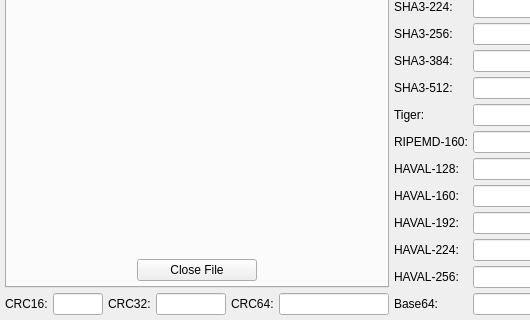
This is ui/mainwindow.ui in rikyoz/MrHash as Qt 5 draws it before an edit; both pictures show x 0 to 530 and y 217 to 537 of the 894 by 537 pixel window. The edited form follows.
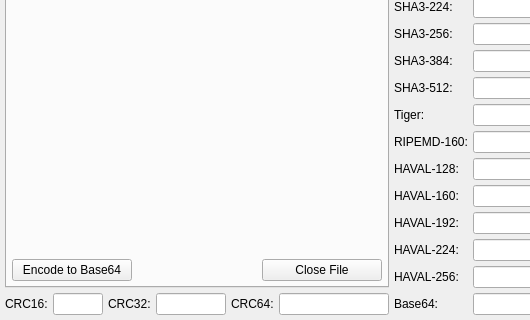
This is the edited form. Icons and pictures are not drawn. Custom widgets are drawn as their Qt base class.

Commit message:
Optimize file hash calculation (#8) and improve base64 encoding
Introduced Base64Dialog and FileBase64Calculator

```diff
--- a/ui/mainwindow.ui
+++ b/ui/mainwindow.ui
@@ -464,7 +464,14 @@
           </property>
          </widget>
         </item>
-        <item row="2" column="1">
+        <item row="2" column="0">
+         <widget class="QPushButton" name="base64button">
+          <property name="text">
+           <string>Encode to Base64</string>
+          </property>
+         </widget>
+        </item>
+        <item row="2" column="2">
          <widget class="QPushButton" name="closeButton">
           <property name="text">
            <string>Close File</string>
```
The commit also changes 11 other files.
